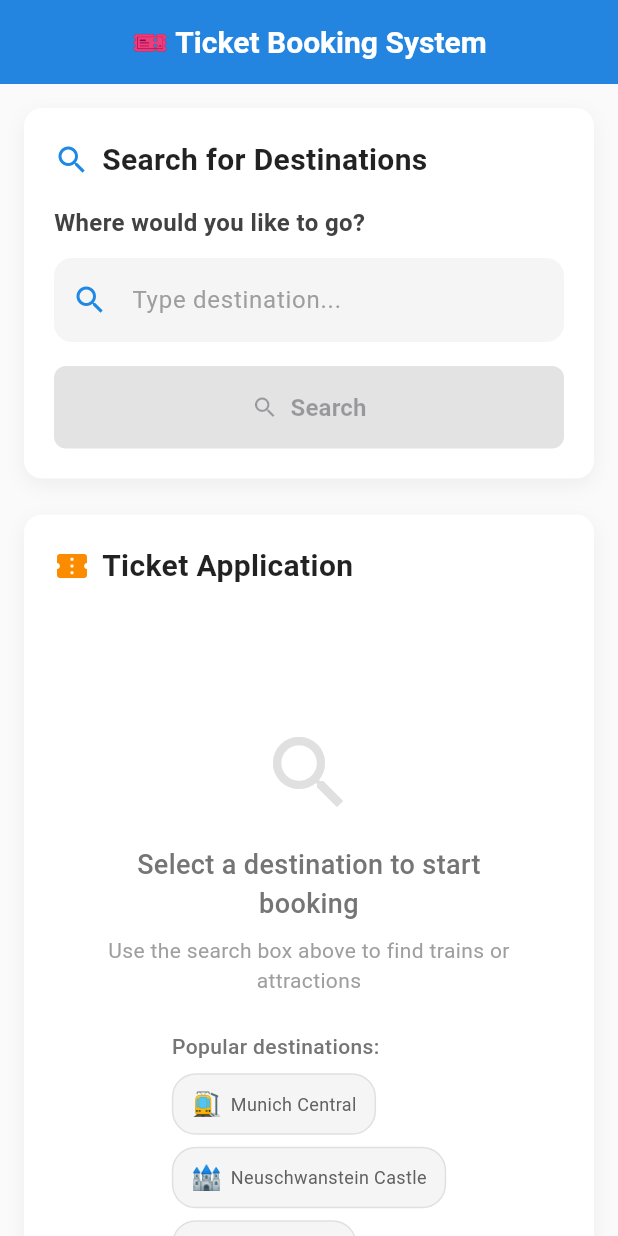
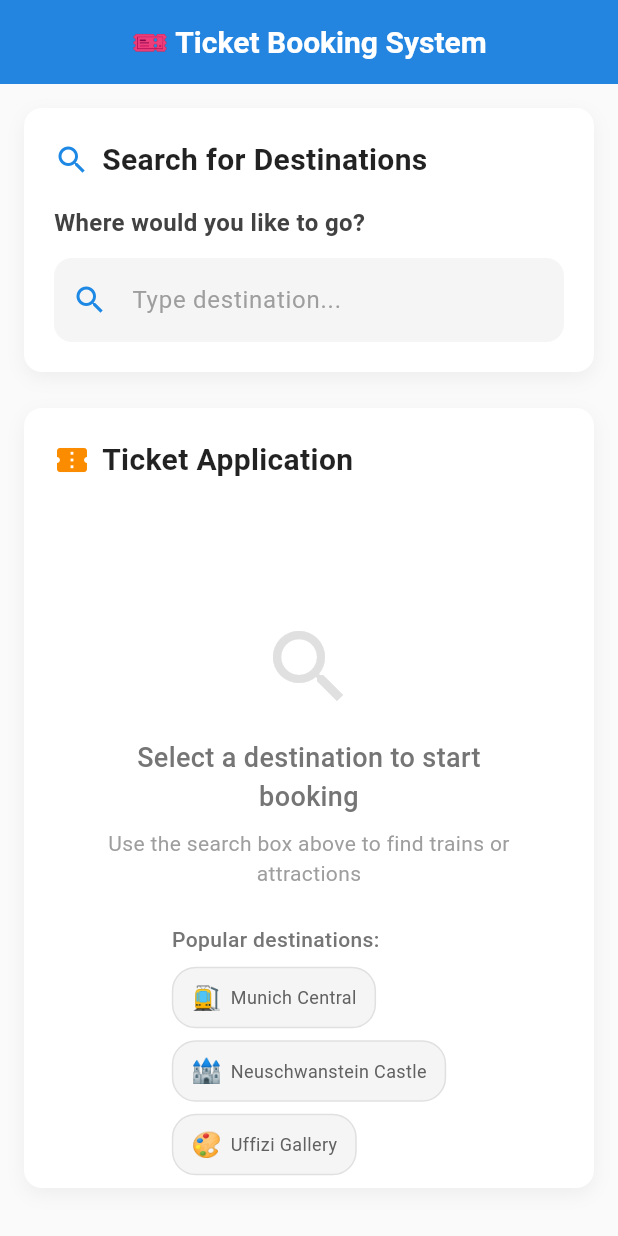
Before and after one commit to garyyang01/KTV-BTS, a Flutter app: the screen it shows after launch, on a phone screen of 412 x 824 dp. Run offline on Flutter 3.47's test engine with Material 3 defaults, Android fonts, the phone set to English and light mode, and no system bars; our stand-ins replace email_validator, flutter_dotenv, flutter_local_notifications, shared_preferences; missing offline and left inert: enough_mail, mailer.

Commit message:
Remove search button in main page

```diff
--- a/ktv_bts/lib/pages/main_page.dart
+++ b/ktv_bts/lib/pages/main_page.dart
@@ -109,39 +109,6 @@ class _MainPageState extends State<MainPage> {
               });
             },
           ),
-
-          const SizedBox(height: 16),
-
-          // 搜索按鈕
-          SizedBox(
-            width: double.infinity,
-            child: ElevatedButton.icon(
-              onPressed: _selectedOption != null ? () {
-                ScaffoldMessenger.of(context).showSnackBar(
-                  SnackBar(
-                    content: Text('Selected: ${_selectedOption!.name}'),
-                    backgroundColor: Colors.green,
-                  ),
-                );
-              } : null,
-              icon: const Icon(Icons.search),
-              label: const Text(
-                'Search',
-                style: TextStyle(
-                  fontSize: 16,
-                  fontWeight: FontWeight.w600,
-                ),
-              ),
-              style: ElevatedButton.styleFrom(
-                backgroundColor: Colors.blue.shade600,
-                foregroundColor: Colors.white,
-                padding: const EdgeInsets.symmetric(vertical: 16),
-                shape: RoundedRectangleBorder(
-                  borderRadius: BorderRadius.circular(8),
-                ),
-              ),
-            ),
-          ),
         ],
       ),
     );
```
